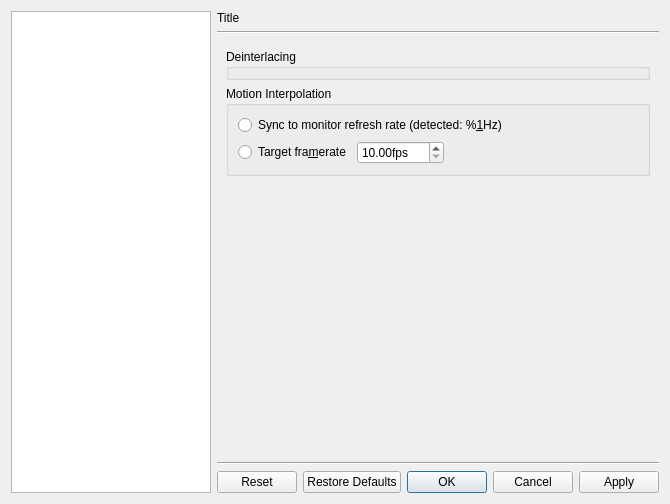
Before: the Qt Designer form src/bomi/ui/prefdialog.ui in bylee20/bomi, drawn with Qt 5.
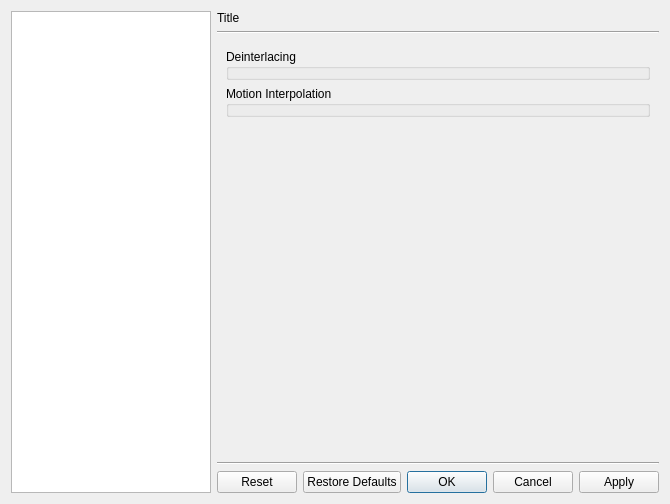
After: the same form once the commit is applied. Icons and pictures are not drawn. Custom widgets are drawn as their Qt base class.

Commit message: * New: 'Video > Motion Interpolation' and related options

Patch:
```diff
--- a/src/bomi/ui/prefdialog.ui
+++ b/src/bomi/ui/prefdialog.ui
@@ -1605,7 +1605,7 @@
         </layout>
        </widget>
        <widget class="QWidget" name="video_deint">
-        <layout class="QVBoxLayout" name="verticalLayout_34">
+        <layout class="QVBoxLayout" name="verticalLayout_32">
          <item>
           <widget class="DeintWidget" name="deinterlacing">
            <property name="title">
@@ -1614,56 +1614,10 @@
           </widget>
          </item>
          <item>
-          <widget class="QGroupBox" name="groupBox_8">
+          <widget class="MotionIntrplOptionWidget" name="motion_interpolation">
            <property name="title">
             <string>Motion Interpolation</string>
            </property>
-           <layout class="QVBoxLayout" name="verticalLayout_32">
-            <item>
-             <widget class="QRadioButton" name="mi_sync_to_monitor">
-              <property name="text">
-               <string>Sync to monitor refresh rate (detected: %&amp;1Hz)</string>
-              </property>
-             </widget>
-            </item>
-            <item>
-             <layout class="QHBoxLayout" name="horizontalLayout_8">
-              <item>
-               <widget class="QRadioButton" name="mi_use_custom_fps">
-                <property name="text">
-                 <string>Target fra&amp;merate</string>
-                </property>
-               </widget>
-              </item>
-              <item>
-               <widget class="QDoubleSpinBox" name="mi_target_fps">
-                <property name="suffix">
-                 <string>fps</string>
-                </property>
-                <property name="minimum">
-                 <double>10.000000000000000</double>
-                </property>
-                <property name="maximum">
-                 <double>1000.000000000000000</double>
-                </property>
-               </widget>
-              </item>
-              <item>
-               <spacer name="horizontalSpacer_7">
-                <property name="orientation">
-                 <enum>Qt::Horizontal</enum>
-                </property>
-                <property name="sizeHint" stdset="0">
-                 <size>
-                  <width>40</width>
-                  <height>20</height>
-                 </size>
-                </property>
-               </spacer>
-              </item>
-             </layout>
-            </item>
-           </layout>
           </widget>
          </item>
          <item>
@@ -2882,6 +2836,12 @@
    <header>widget/deintwidget.hpp</header>
    <container>1</container>
   </customwidget>
+  <customwidget>
+   <class>MotionIntrplOptionWidget</class>
+   <extends>QGroupBox</extends>
+   <header>video/motionintrploption.hpp</header>
+   <container>1</container>
+  </customwidget>
  </customwidgets>
  <resources>
   <include location="../rsclist.qrc"/>
```
The commit also changes 23 other files.
